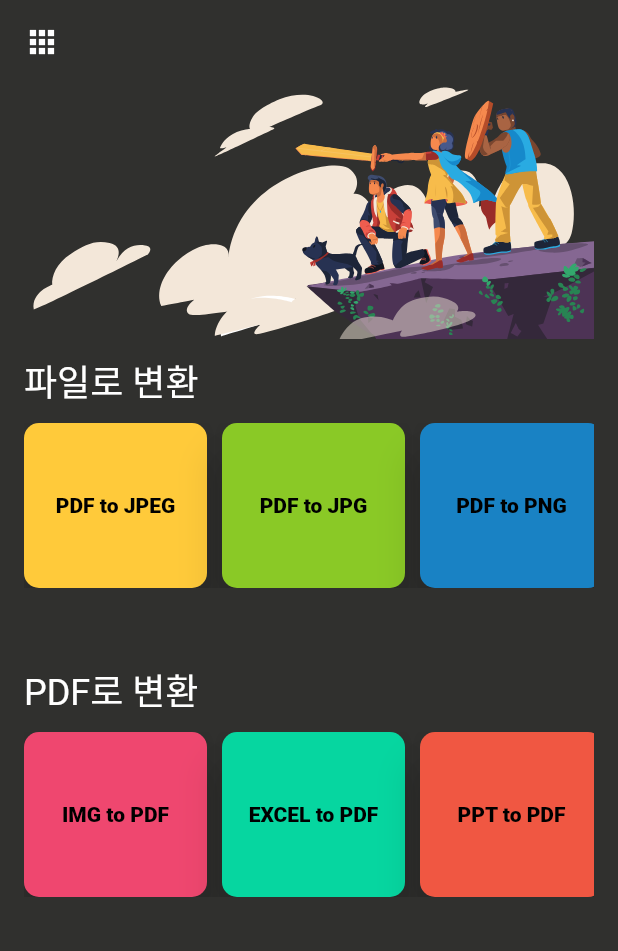
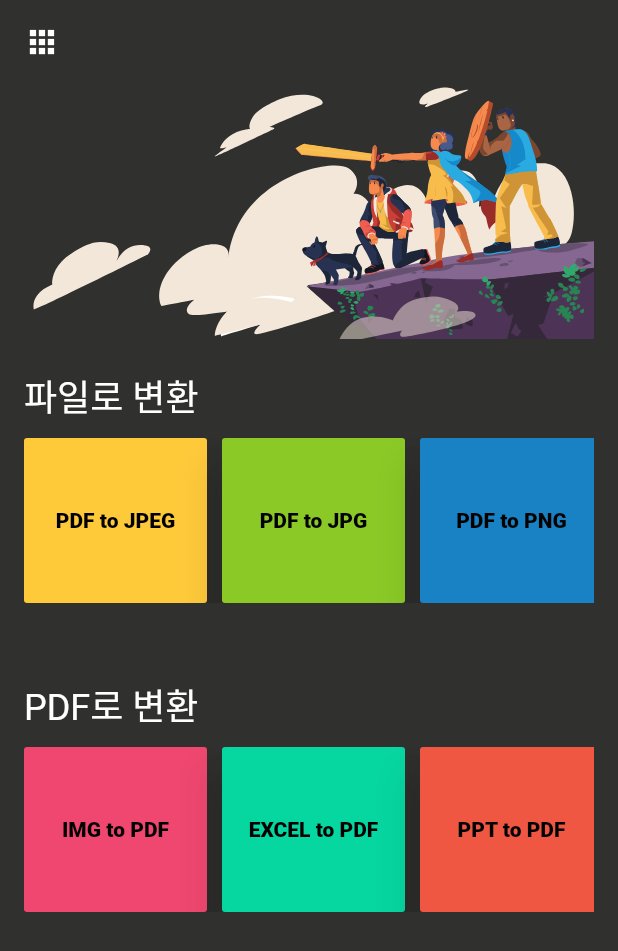
Before and after one commit to blake-lim/convert_all, a Flutter app: the screen it shows after launch, on a phone screen of 412 x 824 dp. Shown: the top 951 px of the screen. Run offline on Flutter 3.47's test engine with Material 2 defaults, Android fonts, the phone set to English and light mode, and no system bars; drawn by our look-alikes of google_mobile_ads; our stand-ins replace file_picker, flutter_secure_storage, flutter_speed_dial, flutter_svg, get, lottie and 1 more; missing offline and left inert: flutter_pdfview; network calls fail; Roboto replaces fonts that are missing (Pretendards, Yeongdeok Snow Crab); project files that could hold a hidden picture were left out.

```diff
--- a/lib/feature/convert/screen/home_screen.dart
+++ b/lib/feature/convert/screen/home_screen.dart
@@ -347,7 +347,7 @@ class _HomeScreenState extends State<HomeScreen> {
               repeat: true,
             ),
             const SizedBox(
-              height: 10,
+              height: 20,
             ),
             const Align(
               alignment: Alignment.topLeft,
@@ -436,7 +436,7 @@ Widget _buildButton(
     style: ElevatedButton.styleFrom(
       padding: const EdgeInsets.symmetric(horizontal: 8),
       shape: RoundedRectangleBorder(
-        borderRadius: BorderRadius.circular(10),
+        borderRadius: BorderRadius.circular(2),
       ),
       elevation: 12,
       backgroundColor: color,
--- a/lib/feature/convert/screen/my_box_screen.dart
+++ b/lib/feature/convert/screen/my_box_screen.dart
@@ -164,7 +164,6 @@ class MyBoxScreenState extends State<MyBoxScreen> {
         (String folderPath) {
           setState(() {
             files.insert(0, FileItem(path: folderPath, isFolder: true));
-            print("1111추가하고$folderPath  ");
           });
         },
       ),
```
Also changed, not shown: 45 other files.
